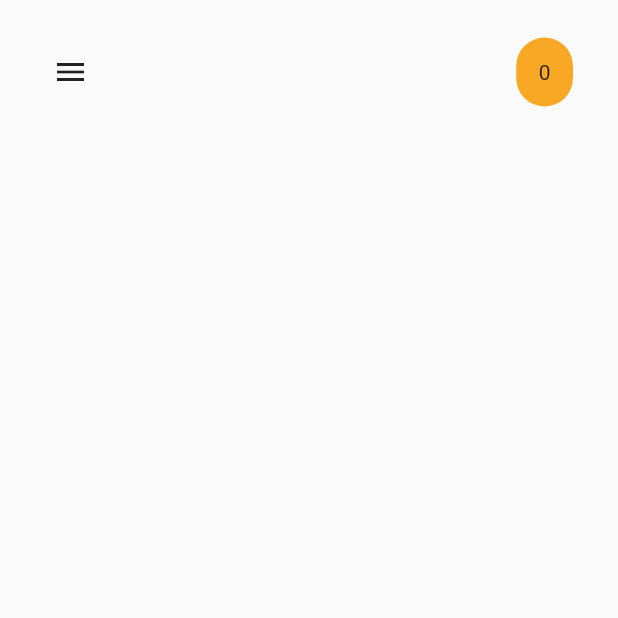
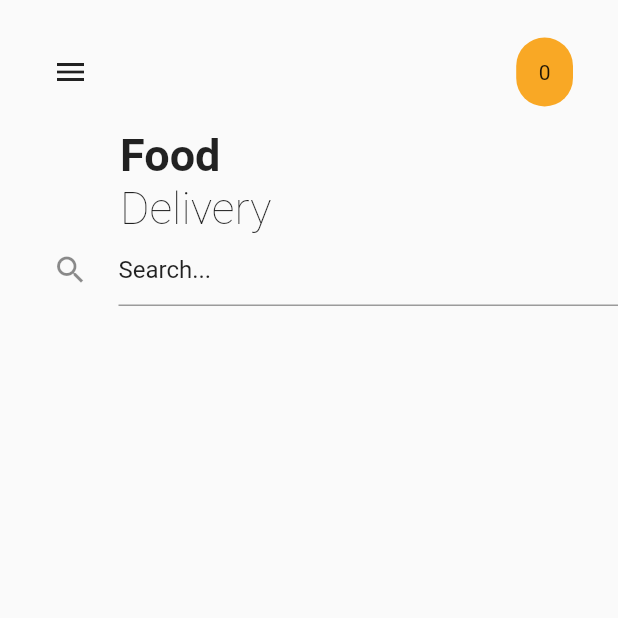
Before and after one commit to parwiz-hub/FoodDeliveryApp, a Flutter app: the screen it shows after launch, on a phone screen of 412 x 824 dp, the top half of it. Run offline on Flutter 3.47's test engine with Material 2 defaults, Android fonts, the light colour scheme and no system bars; our stand-ins replace rxdart; missing offline and left inert: bloc_pattern.

Commit message:
create title and search box

```diff
--- a/lib/main.dart
+++ b/lib/main.dart
@@ -1,6 +1,7 @@
 import 'package:flutter/material.dart';
 import 'package:bloc_pattern/bloc_pattern.dart';
 import 'bloc/cartListBloc.dart';
+import 'mywidget.dart';
 
 void main() {
   runApp(MyApp());
@@ -46,32 +47,16 @@ class FirstHalf extends StatelessWidget {
       child: Column(
         children: <Widget>[
           CoustomAppBar(),
+          SizedBox(
+            width: 30,
+          ),
+          title(),
+          SizedBox(
+            width: 30,
+          ),
+          searchBar(),
         ],
       ),
     );
   }
 }
-
-class CoustomAppBar extends StatelessWidget {
-  @override
-  Widget build(BuildContext context) {
-    return Container(
-      margin: EdgeInsets.only(bottom: 15),
-      child: Row(
-        mainAxisAlignment: MainAxisAlignment.spaceBetween,
-        children: <Widget>[
-          Icon(Icons.menu),
-          Container(
-            margin: EdgeInsets.only(right: 30),
-            child: Text('0'),
-            padding: EdgeInsets.all(15),
-            decoration: BoxDecoration(
-              color: Colors.yellow[800],
-              borderRadius: BorderRadius.circular(50),
-            ),
-          )
-        ],
-      ),
-    );
-  }
-}
--- /dev/null
+++ b/lib/mywidget.dart
@@ -0,0 +1,84 @@
+import 'package:flutter/material.dart';
+
+class CoustomAppBar extends StatelessWidget {
+  @override
+  Widget build(BuildContext context) {
+    return Container(
+      margin: EdgeInsets.only(bottom: 15),
+      child: Row(
+        mainAxisAlignment: MainAxisAlignment.spaceBetween,
+        children: <Widget>[
+          Icon(Icons.menu),
+          GestureDetector(
+            onTap: () {},
+            child: Container(
+              margin: EdgeInsets.only(right: 30),
+              child: Text('0'),
+              padding: EdgeInsets.all(15),
+              decoration: BoxDecoration(
+                color: Colors.yellow[800],
+                borderRadius: BorderRadius.circular(50),
+              ),
+            ),
+          )
+        ],
+      ),
+    );
+  }
+}
+
+Widget title() {
+  return Row(
+    mainAxisAlignment: MainAxisAlignment.start,
+    children: <Widget>[
+      SizedBox(
+        width: 45,
+      ),
+      Column(
+        crossAxisAlignment: CrossAxisAlignment.start,
+        children: <Widget>[
+          Text(
+            'Food',
+            style: TextStyle(
+              fontWeight: FontWeight.w700,
+              fontSize: 30,
+            ),
+          ),
+          Text(
+            'Delivery',
+            style: TextStyle(
+              fontWeight: FontWeight.w200,
+              fontSize: 30,
+            ),
+          ),
+        ],
+      )
+    ],
+  );
+}
+
+Widget searchBar() {
+  return Row(
+    mainAxisAlignment: MainAxisAlignment.spaceBetween,
+    children: <Widget>[
+      Icon(
+        Icons.search,
+        color: Colors.black45,
+      ),
+      SizedBox(
+        width: 20,
+      ),
+      Expanded(
+        child: TextField(
+          decoration: InputDecoration(
+            hintText: "Search...",
+            contentPadding: EdgeInsets.symmetric(vertical: 10),
+            hintStyle: TextStyle(
+              color: Colors.black87,
+            ),
+          ),
+        ),
+      )
+    ],
+  );
+}
```
Also changed, not shown: pubspec.lock.
